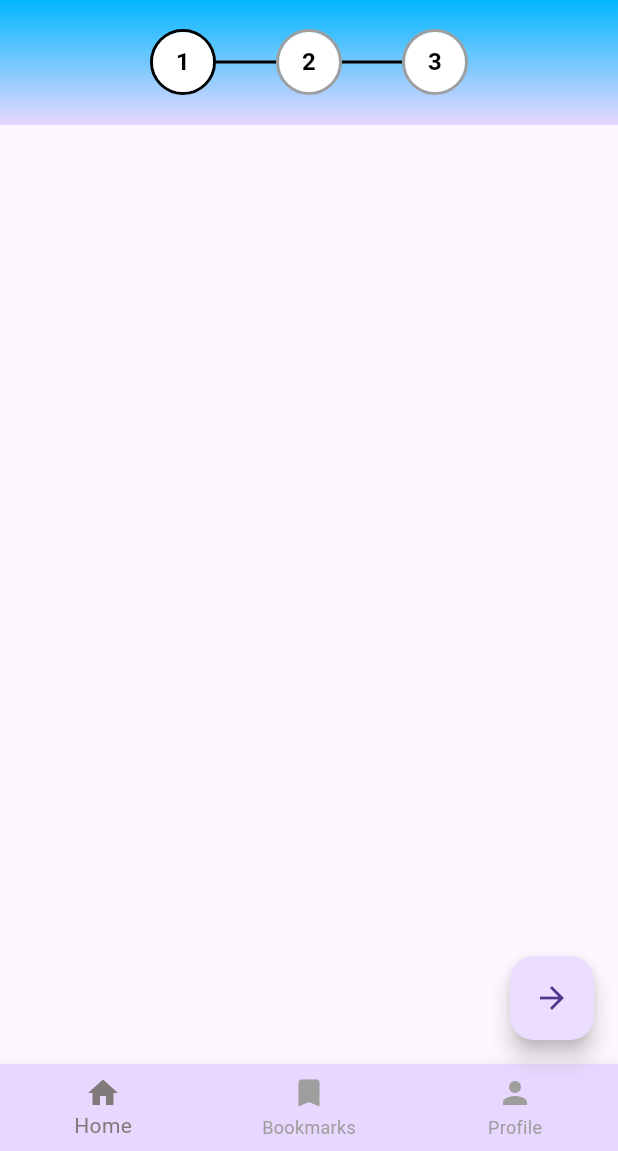
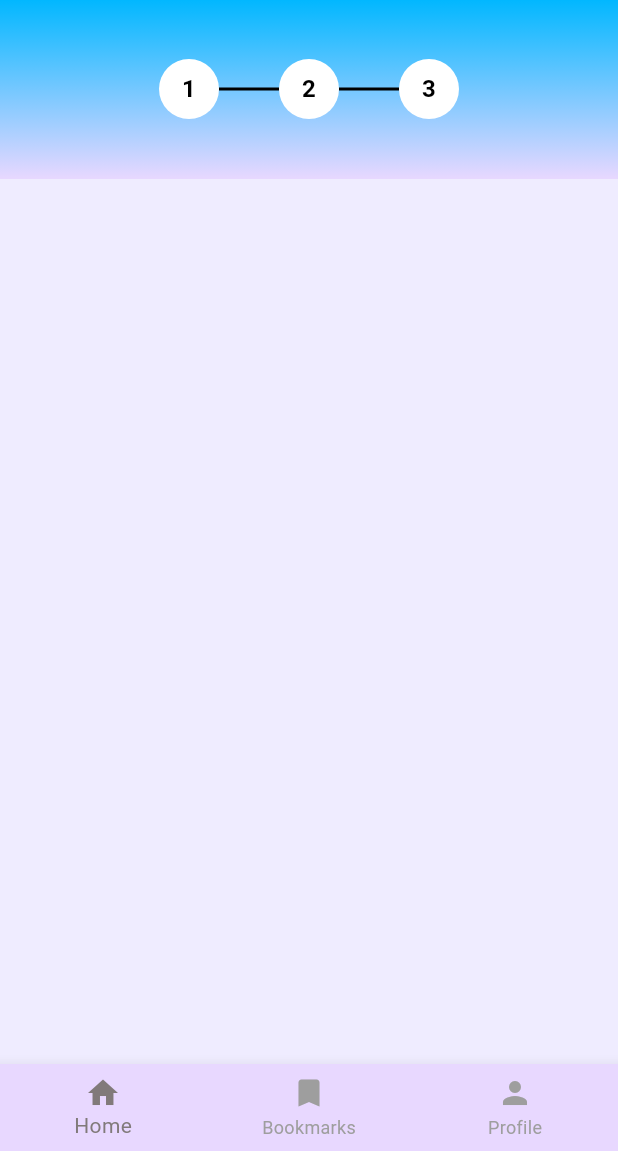
Before and after one commit to BinodPerera/HelaFix, a Flutter app: the JobDone screen opened by its route, on a phone screen of 412 x 824 dp, the part 85-1236 px from its top. Run offline on Flutter 3.47's test engine with Material 3 defaults, Android fonts, the phone set to English and light mode, and no system bars.

Commit message:
path function done

```diff
--- a/helafix_mobile_app/lib/pages/job-done.dart
+++ b/helafix_mobile_app/lib/pages/job-done.dart
@@ -5,100 +5,67 @@ import '../theme_provider.dart';
 import '../theme/colors.dart';
 import 'package:helafix_mobile_app/components/appbar.dart';
 
-class JobDone extends StatefulWidget {
-  const JobDone({super.key});
-
-  @override
-  State<JobDone> createState() => _JobDoneState();
-}
-
-class _JobDoneState extends State<JobDone> {
-  int currentStep = 1;
+class JobDone extends StatelessWidget {
+  const JobDone({Key? key});
 
   @override
   Widget build(BuildContext context) {
     final themeProvider = Provider.of<ThemeProvider>(context);
+    int currentStep = 1; // This is a static value for now, modify it as needed.
+
     return Scaffold(
       appBar: CustomAppBar(),
+      backgroundColor: themeProvider.isDarkMode ? AppColours.primaryDark : AppColours.primaryLight,
       body: Container(
-        padding: EdgeInsets.all(20),
+        padding: EdgeInsets.all(10),
         decoration: BoxDecoration(
           gradient: themeProvider.isDarkMode ? AppColours.backgroundGradientDark : AppColours.backgroundGradientLight,
         ),
+        child: SingleChildScrollView(
+          child: Column(
+            children: [
+
+              Container(
+                padding: EdgeInsets.all(30),
                 child: Row(
                   mainAxisAlignment: MainAxisAlignment.center,
-          children: List.generate(3, (index) {
-            int step = index + 1;
-            bool isVisited = step < currentStep;
-            bool isCurrent = step == currentStep;
-
-            return Row(
                   children: [
-                Container(
-                  decoration: BoxDecoration(
-                    shape: BoxShape.circle,
-                    border: Border.all(
-                      color: isCurrent ? Colors.black : Colors.grey,
-                      width: 2,
-                    ),
-                  ),
-                  child: CircleAvatar(
+                    for (int i = 1; i <= 3; i++) ...[
+                      CircleAvatar(
                         radius: 20,
-                    backgroundColor: isVisited
-                        ? const Color.fromARGB(255, 0, 255, 8)
-                        : Colors.white,
+                        backgroundColor:
+                            i < currentStep ? Colors.green : Colors.white,
                         child: Text(
-                      '$step',
+                          '$i',
                           style: TextStyle(
                             color: Colors.black,
                             fontWeight: FontWeight.bold,
                           ),
                         ),
                       ),
-                ),
-                if (step != 3)
+                      if (i != 3)
                         Container(
                           width: 40,
                           height: 2,
-                    color: const Color.fromARGB(255, 0, 0, 0),
+                          color: Colors.black,
                         ),
+                    ]
                   ],
-            );
-          }),
                 ),
-
-      ),
-      floatingActionButton: Row(
-        mainAxisAlignment: MainAxisAlignment.end,
-        children: [
-          if (currentStep > 1)
-            FloatingActionButton(
-              onPressed: () {
-                setState(() {
-                  currentStep--;
-                });
-              },
-              child: Icon(Icons.arrow_back),
-            ),
-          SizedBox(width: 10),
-          if (currentStep < 3)
-            FloatingActionButton(
-              onPressed: () {
-                setState(() {
-                  currentStep++;
-                });
-              },
-              child: Icon(Icons.arrow_forward),
               ),
             ],
           ),
-      bottomNavigationBar: CustomBottomNavBar(onItemTapped: (index) {
+        ),
+      ),
+      bottomNavigationBar: CustomBottomNavBar(
+        onItemTapped: (index) {
           if (index == 0) {
             Navigator.pushNamed(context, '/home');
           } else if (index == 1) {
             Navigator.pushNamed(context, '/bookmarks');
           }
-      }),
+        },
+      ),
     );
   }
 }
```
Lines whose indentation alone changed are shown as unchanged.
